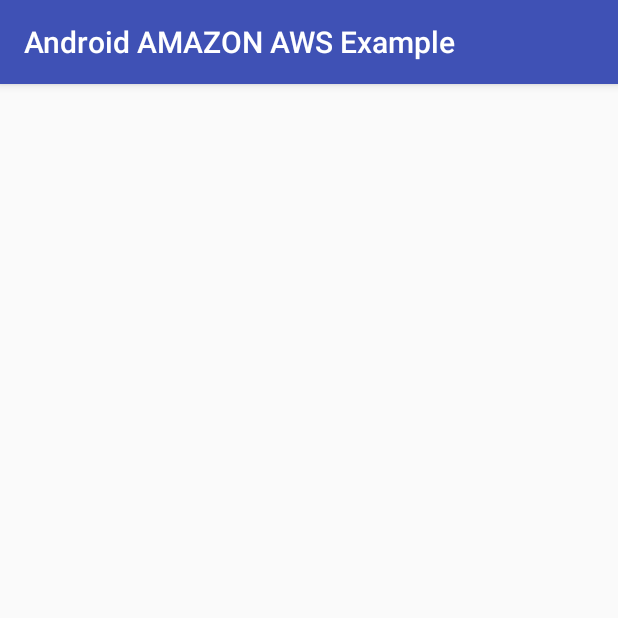
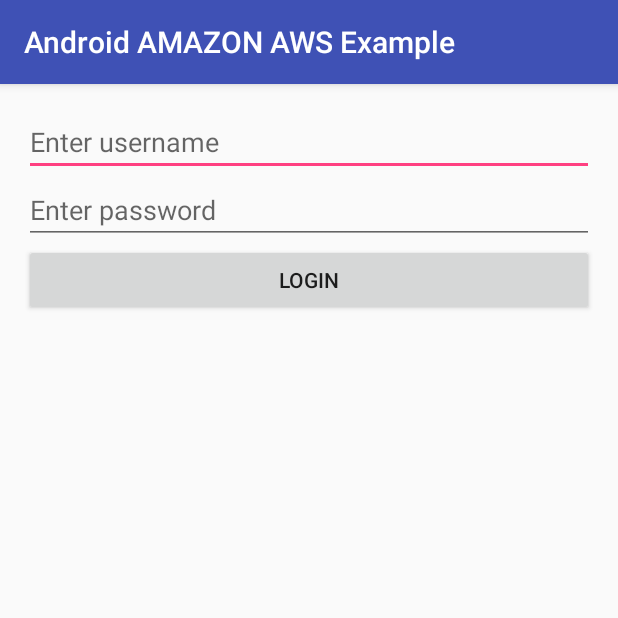
Before and after one commit to vinayoviyum/droid-amazon-api-gateway-example, an Android app: the screen it shows after launch (MainActivity), on a phone screen of 412 x 824 dp, the top half of it. Run offline under Robolectric (Android 15) with nearby library versions, the phone set to English and light mode, and no system bars; libraries missing offline, so code that uses them is left out: com.oviyum.awsexample; 2 statements that could not run were skipped.

Commit message:
Working Example of Login

```diff
--- a/app/build.gradle
+++ b/app/build.gradle
@@ -23,11 +23,9 @@ dependencies {
     compile fileTree(include: ['*.jar'], dir: 'libs')
     testCompile 'junit:junit:4.12'
     compile 'com.android.support:appcompat-v7:24.0.0'
-
     // Amazon API Gateway
-    compile files('libs/Oviyum-awsexample-0.0.1.jar')
-    compile files('libs/Oviyum-example-0.0.1.jar')
     compile files('libs/aws-android-sdk-apigateway-core-2.2.18.jar')
     compile files('libs/aws-android-sdk-core-2.2.18.jar')
     compile files('libs/gson-2.2.4.jar')
+    compile files('libs/Oviyum-awsexample-0.0.1.jar')
 }
--- a/app/src/main/AndroidManifest.xml
+++ b/app/src/main/AndroidManifest.xml
@@ -1,7 +1,9 @@
 <?xml version="1.0" encoding="utf-8"?>
 <manifest xmlns:android="http://schemas.android.com/apk/res/android"
     package="com.oviyum.androidamazonawsexample">
-
+    <uses-permission android:name="android.permission.INTERNET" />
+    <uses-permission android:name="android.permission.ACCESS_NETWORK_STATE" />
+    <uses-permission android:name="android.permission.ACCESS_NETWORK_STATE"/>
     <application
         android:allowBackup="true"
         android:icon="@mipmap/ic_launcher"
--- a/app/src/main/java/com/oviyum/androidamazonawsexample/MainActivity.java
+++ b/app/src/main/java/com/oviyum/androidamazonawsexample/MainActivity.java
@@ -1,13 +1,124 @@
 package com.oviyum.androidamazonawsexample;
 
+import android.os.AsyncTask;
 import android.support.v7.app.AppCompatActivity;
 import android.os.Bundle;
+import android.view.View;
+import android.widget.Button;
+import android.widget.EditText;
+import android.widget.TextView;
 
-public class MainActivity extends AppCompatActivity {
+import com.amazonaws.auth.AWSCredentialsProvider;
+import com.amazonaws.auth.CognitoCachingCredentialsProvider;
+import com.amazonaws.mobileconnectors.apigateway.ApiClientFactory;
+import com.amazonaws.regions.Regions;
+import com.oviyum.awsexample.FleetMobileClient;
+import com.oviyum.awsexample.model.Empty;
+import com.oviyum.awsexample.model.LoginRequest;
+import com.oviyum.awsexample.model.LoginResponse;
+
+import org.json.JSONObject;
+
+public class MainActivity extends AppCompatActivity implements TaskListner,View.OnClickListener{
+
+    private ApiClientFactory apiClientFactory;
+    private FleetMobileClient fleetfootClient;
+
+    private Button login_btn;
+    private EditText username_et,password_et;
+    private TextView reponse_tv;
+
+    private JSONObject jsonObject;
 
     @Override
     protected void onCreate(Bundle savedInstanceState) {
         super.onCreate(savedInstanceState);
         setContentView(R.layout.activity_main);
+
+        login_btn = (Button)findViewById(R.id.login_btn);
+        username_et = (EditText)findViewById(R.id.username_et);
+        password_et = (EditText)findViewById(R.id.password_et);
+        reponse_tv = (TextView)findViewById(R.id.response_tv);
+
+        AWSCredentialsProvider credentialsProvider = new CognitoCachingCredentialsProvider(
+                this,          // activity context
+                "us-east-1:a5cf40c8-c0a1-40ab-bd23-5d456c3fbc2e", // Cognito identity pool id
+                Regions.US_EAST_1 // region of Cognito identity pool
+        );
+
+
+
+
+        apiClientFactory = new ApiClientFactory();
+        fleetfootClient = apiClientFactory.build(FleetMobileClient.class);
+
+        login_btn.setOnClickListener(this);
+
+    }
+
+    @Override
+    public void onListned(String reponse) {
+        reponse_tv.setText(reponse);
+    }
+
+    @Override
+    public void onClick(View view) {
+        BackgroundTask backgroundTask = new BackgroundTask(this,fleetfootClient);
+        backgroundTask.execute();
+    }
+
+    private class BackgroundTask extends AsyncTask<String,String,String> {
+
+        private TaskListner taskListner;
+        private FleetMobileClient fleetfootClient;
+
+        private LoginResponse loginModel;
+
+        private LoginRequest loginRequest;
+
+        StringBuilder stringBuilder;
+
+
+        public BackgroundTask(TaskListner taskListner, FleetMobileClient fleetfootClient){
+            this.taskListner = taskListner;
+            this.fleetfootClient = fleetfootClient;
+            this.loginRequest = new LoginRequest();
+            stringBuilder = new StringBuilder();
+        }
+
+
+        @Override
+        protected String doInBackground(String... strings) {
+
+            loginRequest.setEmail("admin@shary.com");
+            loginRequest.setPassword("spravce9631");
+
+
+             loginModel = fleetfootClient.processLoginPost(loginRequest);
+
+
+
+
+            return null;
+        }
+
+        @Override
+        protected void onPostExecute(String s) {
+            stringBuilder.append("credentials"+loginModel.getCredentials());
+            stringBuilder.append("Identity ID"+loginModel.getIdentityId());
+            stringBuilder.append("IsMaster"+loginModel.getIsMaster());
+            stringBuilder.append("Locations"+loginModel.getLocations());
+            stringBuilder.append("Owners"+loginModel.getOwners());
+            stringBuilder.append("Locations"+loginModel.getLocations());
+            stringBuilder.append("Status"+loginModel.getStatus());
+            stringBuilder.append("Token"+loginModel.getToken());
+
+            String s1;
+
+           s1 = stringBuilder.substring(0,stringBuilder.capacity());
+
+            taskListner.onListned(s1);
+            super.onPostExecute(s);
+        }
     }
 }
--- /dev/null
+++ b/app/src/main/java/com/oviyum/androidamazonawsexample/TaskListner.java
@@ -0,0 +1,8 @@
+package com.oviyum.androidamazonawsexample;
+
+/**
+ * Created by vinaydanaraddi on 6/21/16.
+ */
+public interface TaskListner {
+    void onListned(String reponse);
+}
--- a/app/src/main/res/layout/activity_main.xml
+++ b/app/src/main/res/layout/activity_main.xml
@@ -9,4 +9,49 @@
     android:paddingTop="@dimen/activity_vertical_margin"
     tools:context="com.oviyum.androidamazonawsexample.MainActivity">
 
+    <EditText
+        android:layout_width="wrap_content"
+        android:layout_height="wrap_content"
+        android:id="@+id/username_et"
+        android:layout_alignParentTop="true"
+        android:layout_alignParentLeft="true"
+        android:layout_alignParentStart="true"
+        android:layout_alignParentRight="true"
+        android:layout_alignParentEnd="true"
+        android:hint="Enter username" />
+
+    <EditText
+        android:layout_width="wrap_content"
+        android:layout_height="wrap_content"
+        android:inputType="textPassword"
+        android:ems="10"
+        android:id="@+id/password_et"
+        android:layout_below="@+id/username_et"
+        android:layout_alignParentLeft="true"
+        android:layout_alignParentStart="true"
+        android:layout_alignRight="@+id/username_et"
+        android:layout_alignEnd="@+id/username_et"
+        android:hint="Enter password" />
+
+    <Button
+        android:layout_width="wrap_content"
+        android:layout_height="wrap_content"
+        android:text="LOGIN"
+        android:id="@+id/login_btn"
+        android:layout_below="@+id/password_et"
+        android:layout_alignParentLeft="true"
+        android:layout_alignParentStart="true"
+        android:layout_alignRight="@+id/password_et"
+        android:layout_alignEnd="@+id/password_et" />
+
+    <TextView
+        android:layout_width="wrap_content"
+        android:layout_height="wrap_content"
+        android:id="@+id/response_tv"
+        android:layout_below="@+id/login_btn"
+        android:layout_alignParentLeft="true"
+        android:layout_alignParentStart="true"
+        android:layout_alignRight="@+id/login_btn"
+        android:layout_alignEnd="@+id/login_btn"
+        android:layout_alignParentBottom="true" />
 </RelativeLayout>
```
Also changed, not shown: app/libs/Oviyum-awsexample-0.0.1.jar (deleted), app/libs/Oviyum-example-0.0.1.jar (deleted).
